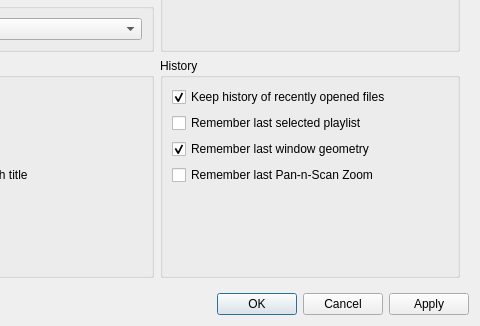
First picture: the form in settingswindow.ui, repository mpc-qt/mpc-qt, before the edit; both pictures show x 416 to 896 and y 279 to 605 of the 896 by 605 pixel window.
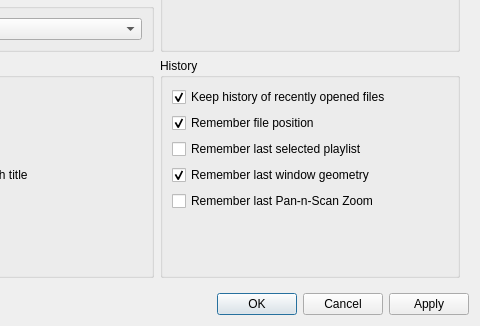
Second picture: the form after the edit. The open tabs and pages were chosen to show the change.

Commit message:
Add a setting for Remember file position
Enabled by default.
The position is still saved when disabled, but the position isn't
resumed.
For real privacy, the "Keep history of recently opened files" option
should be disabled instead (and disables this too). But it doesn't do
anything right now.

Patch:
```diff
--- a/settingswindow.ui
+++ b/settingswindow.ui
@@ -197,6 +197,16 @@
                 </property>
                </widget>
               </item>
+              <item>
+               <widget class="QCheckBox" name="playerRememberFilePosition">
+                <property name="text">
+                 <string>Remember file position</string>
+                </property>
+                <property name="checked">
+                 <bool>true</bool>
+                </property>
+               </widget>
+              </item>
               <item>
                <widget class="QCheckBox" name="playerRememberLastPlaylist">
                 <property name="text">
```
The commit also changes 6 other files.
